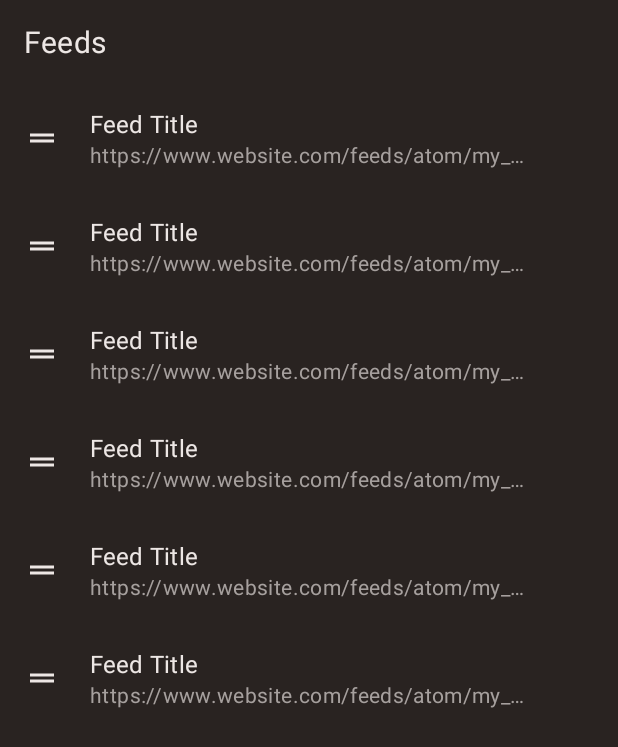
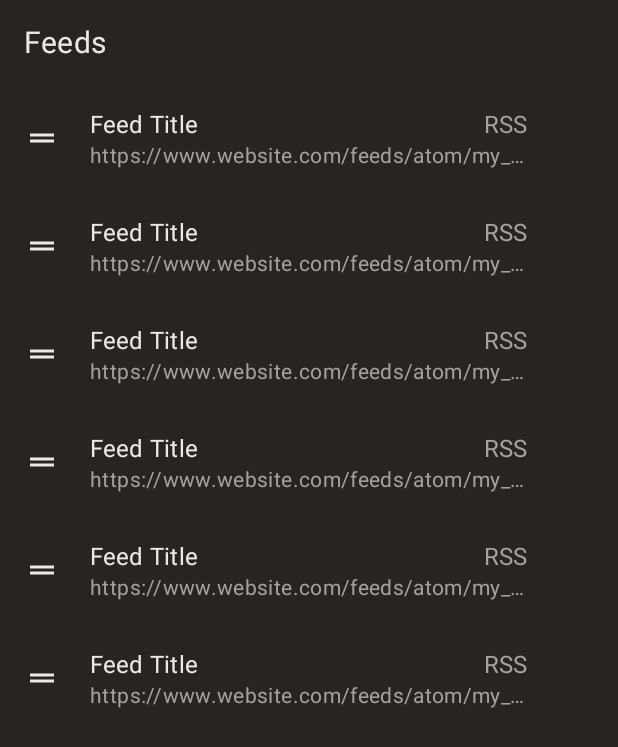
Before and after one commit to ediTLJ/novelty, an Android app: the layout activity_feeds.xml on its own in the app's theme, with its tools: preview values and no code run, on a phone screen of 412 x 824 dp. Shown: the top 747 px of the screen. Run offline under Robolectric (Android 15) with nearby library versions, the phone set to English and light mode, and no system bars; Roboto replaces fonts that are not available here.

Commit message:
show feed type in feeds list

```diff
--- a/app/src/main/res/layout/feed_item.xml
+++ b/app/src/main/res/layout/feed_item.xml
@@ -40,16 +40,35 @@
             android:gravity="center_vertical"
             android:orientation="vertical">
 
+            <LinearLayout
+                android:layout_width="match_parent"
+                android:layout_height="wrap_content"
+                android:orientation="horizontal">
+
             <TextView
                 android:id="@+id/feed_title"
-                android:layout_width="match_parent"
-                android:layout_height="wrap_content"
+                android:layout_width="0dp"
+                android:layout_height="match_parent"
+                android:layout_weight="1"
                 android:ellipsize="end"
                 android:lines="1"
                 android:text="@{model.getFeed(position).title}"
                 android:textAppearance="@style/App.TextAppearance.Subtitle1"
                 android:textColor="?android:textColorPrimary"
                 tools:text="Feed Title" />
+
+            <TextView
+                android:id="@+id/feed_type"
+                android:layout_width="wrap_content"
+                android:layout_height="match_parent"
+                android:layout_marginStart="8dp"
+                android:lines="1"
+                android:text="@{context.getString(model.getFeedTypeRes(position))}"
+                android:textAppearance="@style/App.TextAppearance.Subtitle1"
+                android:textColor="?android:textColorSecondary"
+                tools:text="RSS" />
+
+            </LinearLayout>
 
             <TextView
                 android:id="@+id/feed_url"
--- a/app/src/main/res/values/strings.xml
+++ b/app/src/main/res/values/strings.xml
@@ -55,4 +55,8 @@
     <string name="description_star">Add to favorites</string>
     <string name="description_unstar">Remove from favorites</string>
 
+    <string name="type_atom" translatable="false">Atom</string>
+    <string name="type_rss" translatable="false">RSS</string>
+    <string name="type_none" translatable="false" />
+
 </resources>
```
Also changed, not shown: app/src/main/java/ro/edi/novelty/ui/viewmodel/FeedsViewModel.kt (+14 -0 lines).
